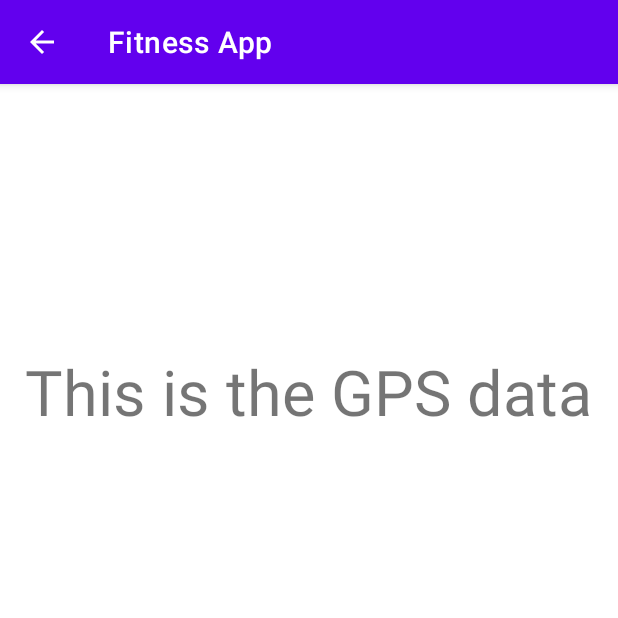
After one commit to philippebertrand22/ENGR-390_Group2, an Android app: the GPSActivity screen opened directly, with no data from a screen before it, on a phone screen of 412 x 824 dp, the top half of it. The commit adds this screen. Run offline under Robolectric (Android 15) with nearby library versions, the light colour scheme and no system bars.

Commit message:
GPS Button and GPSActivity added

```diff
--- /dev/null
+++ b/UICode/app/src/main/java/com/example/ui_code/GPSActivity.java
@@ -0,0 +1,25 @@
+package com.example.ui_code;
+
+import androidx.appcompat.app.AppCompatActivity;
+
+import android.os.Bundle;
+import android.widget.TextView;
+
+public class GPSActivity extends AppCompatActivity {
+
+    private TextView GPSdata;
+
+    @Override
+    protected void onCreate(Bundle savedInstanceState) {
+        super.onCreate(savedInstanceState);
+        setContentView(R.layout.activity_gpsactivity);
+
+        //generate visuals
+        setupUI();
+    }
+
+    private void setupUI() {
+        GPSdata = findViewById(R.id.textViewGPSId);
+
+    }
+}
--- /dev/null
+++ b/UICode/app/src/main/res/layout/activity_gpsactivity.xml
@@ -0,0 +1,21 @@
+<?xml version="1.0" encoding="utf-8"?>
+<androidx.constraintlayout.widget.ConstraintLayout xmlns:android="http://schemas.android.com/apk/res/android"
+    xmlns:app="http://schemas.android.com/apk/res-auto"
+    xmlns:tools="http://schemas.android.com/tools"
+    android:layout_width="match_parent"
+    android:layout_height="match_parent"
+    tools:context=".GPSActivity">
+
+    <TextView
+        android:id="@+id/textViewGPSId"
+        android:layout_width="wrap_content"
+        android:layout_height="wrap_content"
+        android:text="This is the GPS data"
+        android:textSize="42sp"
+        app:layout_constraintBottom_toBottomOf="parent"
+        app:layout_constraintEnd_toEndOf="parent"
+        app:layout_constraintHorizontal_bias="0.498"
+        app:layout_constraintStart_toStartOf="parent"
+        app:layout_constraintTop_toTopOf="parent"
+        app:layout_constraintVertical_bias="0.248" />
+</androidx.constraintlayout.widget.ConstraintLayout>
```
Also changed, not shown: UICode/app/src/main/AndroidManifest.xml (+8 -4 lines), UICode/app/src/main/java/com/example/ui_code/MainActivity.java (+36 -0 lines), UICode/app/src/main/res/layout/activity_main.xml (+30 -3 lines), 1 other file.
